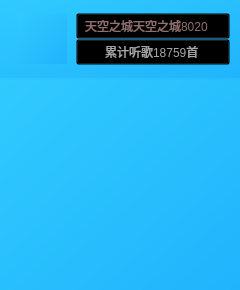
Before: the Qt Designer form VideoPlayer/titleBar/HeadHover.ui in huizhang556/pc-video-player, drawn with Qt 5.
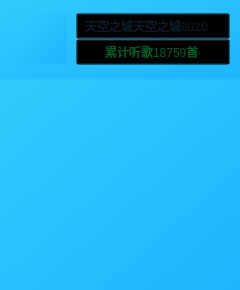
After: the same form once the commit is applied. Icons and pictures are not drawn.

```diff
--- a/VideoPlayer/titleBar/HeadHover.ui
+++ b/VideoPlayer/titleBar/HeadHover.ui
@@ -154,7 +154,7 @@
 background-color: transparent;
 text-align:left;
 padding-left:8px;
-color: #926f6f;
+color: #0e1b2c;
 font: 75 10pt &quot;Microsoft YaHei UI&quot;;
 }
 
@@ -183,7 +183,7 @@
 background-color: transparent;
 text-align:left;
 padding-left:28px;
-color: #a7a6a5;
+color: #005d21;
 }</string>
                </property>
                <property name="text">
```
Left out of the diff: 2 changed lines with no effect on the pictures.
